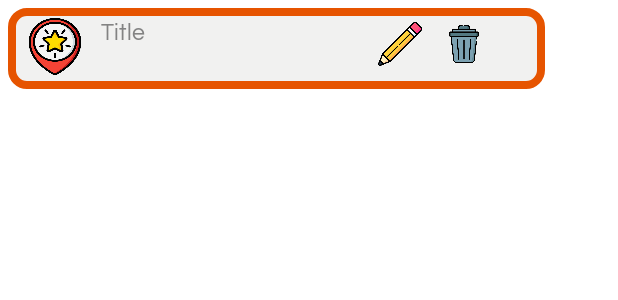
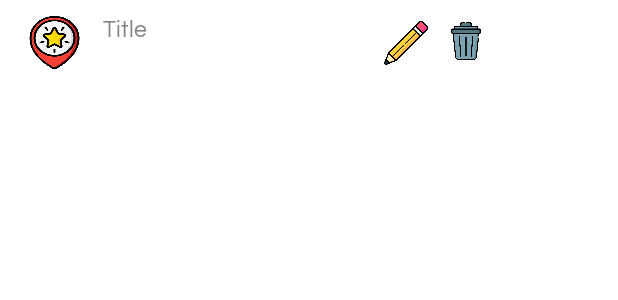
Before and after one commit to victoriabriceno/FSMAP, an Android app: the layout row_favoritemarkers.xml on its own in the app's theme, with its tools: preview values and no code run, on a phone screen of 412 x 824 dp. Shown: the top 300 px of the screen. Run offline under Robolectric (Android 15) with nearby library versions, the phone set to English and light mode, and no system bars.

Commit message:
Still need fix

```diff
--- a/app/src/main/res/layout-sw720dp/activity_settings.xml
+++ b/app/src/main/res/layout-sw720dp/activity_settings.xml
@@ -156,7 +156,6 @@
             android:layout_width="621dp"
             android:layout_height="277dp"
             android:layout_marginLeft="10dp"
-            android:background="@color/white"
             android:layout_marginRight="10dp"
             android:orientation="horizontal"
             android:padding="10dp"
--- a/app/src/main/res/layout/row_favoritemarkers.xml
+++ b/app/src/main/res/layout/row_favoritemarkers.xml
@@ -10,9 +10,8 @@
     app:contentPadding="5dp">
 
     <RelativeLayout
-        android:layout_width="358dp"
-        android:layout_height="54dp"
-        android:background="@drawable/round_lineralayout">
+        android:layout_width="459dp"
+        android:layout_height="48dp">
 
 
         <ImageButton
@@ -21,8 +20,8 @@
             android:layout_height="25dp"
             android:layout_alignParentEnd="true"
             android:layout_alignParentBottom="true"
-            android:layout_marginEnd="41dp"
-            android:layout_marginBottom="17dp"
+            android:layout_marginEnd="141dp"
+            android:layout_marginBottom="13dp"
             android:background="@drawable/trash"
             android:fontFamily="@font/questrialregular"
             android:textSize="15dp" />
@@ -34,8 +33,8 @@
             android:layout_height="29dp"
             android:layout_alignParentEnd="true"
             android:layout_alignParentBottom="true"
-            android:layout_marginEnd="82dp"
-            android:layout_marginBottom="15dp"
+            android:layout_marginEnd="179dp"
+            android:layout_marginBottom="10dp"
             android:background="@drawable/pencil"
             android:fontFamily="@font/questrialregular"
             android:onClick="store_input"
@@ -43,12 +42,12 @@
 
         <RelativeLayout
             android:id="@+id/marker"
-            android:layout_width="42dp"
-            android:layout_height="38dp"
+            android:layout_width="40dp"
+            android:layout_height="35dp"
             android:layout_alignParentEnd="true"
             android:layout_alignParentBottom="true"
-            android:layout_marginEnd="305dp"
-            android:layout_marginBottom="9dp"
+            android:layout_marginEnd="408dp"
+            android:layout_marginBottom="7dp"
             android:background="@drawable/map_marker">
 
         </RelativeLayout>
@@ -59,8 +58,8 @@
             android:layout_height="wrap_content"
             android:layout_alignParentEnd="true"
             android:layout_alignParentBottom="true"
-            android:layout_marginEnd="122dp"
-            android:layout_marginBottom="25dp"
+            android:layout_marginEnd="222dp"
+            android:layout_marginBottom="21dp"
             android:background="@null"
             android:fontFamily="@font/questrialregular"
             android:imeOptions="actionDone"
@@ -77,8 +76,8 @@
             android:layout_alignParentEnd="true"
             android:layout_alignParentBottom="true"
             android:layout_marginStart="2dp"
-            android:layout_marginEnd="122dp"
-            android:layout_marginBottom="24dp"
+            android:layout_marginEnd="222dp"
+            android:layout_marginBottom="19dp"
             android:background="@null"
             android:fontFamily="@font/questrialregular"
             android:imeOptions="actionDone"
```
Also changed, not shown: app/src/main/res/layout-sw720dp/activity_maps.xml (+38 -42 lines), app/src/main/res/layout/row_custommarker.xml (+7 -7 lines).
